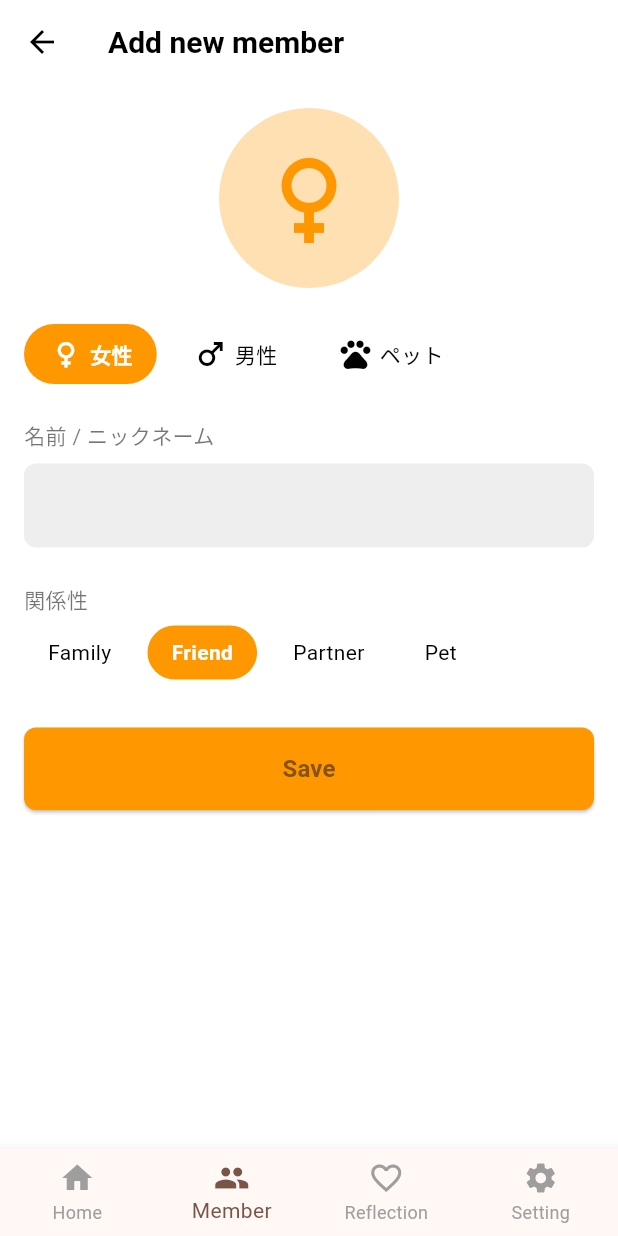
After one commit to dmaruyama-51/secure-base-app-flutter, a Flutter app: the MemberAddPage screen opened by its route, on a phone screen of 412 x 824 dp. The commit adds this screen. Run offline on Flutter 3.47's test engine with Material 3 defaults, Android fonts, the phone set to English and light mode, and no system bars; our stand-ins replace flutter_dotenv, go_router, supabase_flutter; accounts and stored records are empty.

Commit message:
MemberAddPageのたたきを追加

```diff
--- a/lib/models/member.dart
+++ b/lib/models/member.dart
@@ -1,7 +1,13 @@
 class Member {
   final String name;
   final String category;
+  final String gender;
   final String? avatarUrl;
 
-  Member({required this.name, required this.category, this.avatarUrl});
+  Member({
+    required this.name,
+    required this.category,
+    required this.gender,
+    this.avatarUrl,
+  });
 }
--- a/lib/repositories/member_repository.dart
+++ b/lib/repositories/member_repository.dart
@@ -6,10 +6,17 @@ class MemberRepository {
   Future<List<Member>> fetchMembers() async {
     // サンプルデータ
     return [
-      Member(name: 'お母さん', category: 'Family'),
-      Member(name: 'お父さん', category: 'Family'),
-      Member(name: 'たろー', category: 'Friends'),
-      Member(name: 'ももちゃん', category: 'Friends'),
+      Member(name: 'お母さん', category: 'Family', gender: '女性'),
+      Member(name: 'お父さん', category: 'Family', gender: '男性'),
+      Member(name: 'たろー', category: 'Friends', gender: '男性'),
+      Member(name: 'ももちゃん', category: 'Friends', gender: '女性'),
     ];
   }
+
+  /// メンバーを保存する
+  Future<bool> saveMember(Member member) async {
+    // TODO: 実際のデータベースに保存する処理を実装
+    // 現在はダミー実装として成功を返す
+    return true;
+  }
 }
--- a/lib/routes/app_router.dart
+++ b/lib/routes/app_router.dart
@@ -3,6 +3,7 @@ import '../views/login_page.dart';
 import '../views/register_page.dart';
 import '../views/member_list_page.dart';
 import '../views/home_page.dart';
+import '../views/member_add_page.dart';
 
 final GoRouter appRouter = GoRouter(
   initialLocation: '/',
@@ -17,5 +18,9 @@ final GoRouter appRouter = GoRouter(
       path: '/members',
       builder: (context, state) => const MemberListPage(),
     ),
+    GoRoute(
+      path: '/member/add',
+      builder: (context, state) => const MemberAddPage(),
+    ),
   ],
 );
--- /dev/null
+++ b/lib/view_models/member_add_view_model.dart
@@ -0,0 +1,110 @@
+import 'package:flutter/material.dart';
+import '../repositories/member_repository.dart';
+import '../models/member.dart';
+
+class MemberAddViewModel extends ChangeNotifier {
+  // リポジトリの注入
+  final MemberRepository _repository;
+
+  // 状態管理
+  String selectedGender = '女性';
+  String selectedRelation = 'Friend';
+  String? errorMessage;
+  String? successMessage;
+  bool isSaving = false;
+  bool shouldNavigateBack = false;
+
+  // テキスト入力の管理 (Viewからコントローラを移動)
+  final TextEditingController nameController = TextEditingController();
+
+  // コンストラクタでリポジトリの注入と初期値の設定
+  MemberAddViewModel({MemberRepository? repository})
+    : _repository = repository ?? MemberRepository();
+
+  // 性別選択
+  void selectGender(String gender) {
+    selectedGender = gender;
+    notifyListeners();
+  }
+
+  // 関係性選択
+  void selectRelation(String relation) {
+    selectedRelation = relation;
+    notifyListeners();
+  }
+
+  // バリデーション
+  bool _validateInput() {
+    if (nameController.text.trim().isEmpty) {
+      errorMessage = '名前を入力してください';
+      notifyListeners();
+      return false;
+    }
+
+    errorMessage = null;
+    notifyListeners();
+    return true;
+  }
+
+  // メンバー保存処理
+  Future<void> saveMember() async {
+    if (!_validateInput()) {
+      return;
+    }
+
+    try {
+      isSaving = true;
+      notifyListeners();
+
+      // Memberモデルの作成
+      final member = Member(
+        name: nameController.text.trim(),
+        gender: selectedGender,
+        category: selectedRelation,
+      );
+
+      // リポジトリを通じて保存
+      final result = await _repository.saveMember(member);
+
+      if (result) {
+        successMessage = 'メンバーを保存しました';
+        shouldNavigateBack = true;
+      } else {
+        errorMessage = '保存に失敗しました';
+      }
+    } catch (e) {
+      errorMessage = 'エラーが発生しました: ${e.toString()}';
+    } finally {
+      isSaving = false;
+      notifyListeners();
+    }
+  }
+
+  // エラーメッセージと成功メッセージをクリアする
+  void clearMessages() {
+    errorMessage = null;
+    successMessage = null;
+    shouldNavigateBack = false;
+    notifyListeners();
+  }
+
+  // 性別に基づいてアイコンを返す
+  IconData getGenderIcon(String gender) {
+    switch (gender) {
+      case '女性':
+        return Icons.female;
+      case '男性':
+        return Icons.male;
+      case 'ペット':
+        return Icons.pets;
+      default:
+        return Icons.person;
+    }
+  }
+
+  @override
+  void dispose() {
+    nameController.dispose();
+    super.dispose();
+  }
+}
--- /dev/null
+++ b/lib/views/member_add_page.dart
@@ -0,0 +1,259 @@
+import 'package:flutter/material.dart';
+import '../widgets/common/bottom_navigation.dart';
+import '../view_models/member_add_view_model.dart';
+
+class MemberAddPage extends StatefulWidget {
+  const MemberAddPage({Key? key}) : super(key: key);
+
+  @override
+  State<MemberAddPage> createState() => _MemberAddPageState();
+}
+
+class _MemberAddPageState extends State<MemberAddPage> {
+  // ViewModelのインスタンス
+  late MemberAddViewModel _viewModel;
+
+  @override
+  void initState() {
+    super.initState();
+    _viewModel = MemberAddViewModel();
+  }
+
+  @override
+  void dispose() {
+    _viewModel.dispose(); // ViewModelのリソース解放
+    super.dispose();
+  }
+
+  @override
+  Widget build(BuildContext context) {
+    return Scaffold(
+      backgroundColor: Colors.white,
+      appBar: AppBar(
+        backgroundColor: Colors.white,
+        elevation: 0,
+        leading: IconButton(
+          icon: const Icon(Icons.arrow_back, color: Colors.black),
+          onPressed: () => Navigator.of(context).pop(),
+        ),
+        title: const Text(
+          'Add new member',
+          style: TextStyle(
+            color: Colors.black,
+            fontWeight: FontWeight.bold,
+            fontSize: 20,
+          ),
+        ),
+      ),
+      body: AnimatedBuilder(
+        animation: _viewModel,
+        builder: (context, child) {
+          // エラーメッセージの表示
+          if (_viewModel.errorMessage != null) {
+            // エラーメッセージがあればSnackBarで表示
+            WidgetsBinding.instance.addPostFrameCallback((_) {
+              ScaffoldMessenger.of(
+                context,
+              ).showSnackBar(SnackBar(content: Text(_viewModel.errorMessage!)));
+              _viewModel.clearMessages();
+            });
+          }
+
+          // 成功メッセージと画面遷移
+          if (_viewModel.successMessage != null) {
+            WidgetsBinding.instance.addPostFrameCallback((_) {
+              ScaffoldMessenger.of(context).showSnackBar(
+                SnackBar(content: Text(_viewModel.successMessage!)),
+              );
+
+              if (_viewModel.shouldNavigateBack) {
+                Navigator.of(context).pop();
+              }
+
+              _viewModel.clearMessages();
+            });
+          }
+
+          return SingleChildScrollView(
+            padding: const EdgeInsets.all(16.0),
+            child: Column(
+              crossAxisAlignment: CrossAxisAlignment.start,
+              children: [
+                // プロフィール画像（中央に表示）
+                Center(
+                  child: Container(
+                    width: 120,
+                    height: 120,
+                    decoration: BoxDecoration(
+                      shape: BoxShape.circle,
+                      color: Colors.orange.shade100,
+                    ),
+                    child: Center(
+                      child: Icon(
+                        _viewModel.getGenderIcon(_viewModel.selectedGender),
+                        size: 80,
+                        color: Colors.orange,
+                      ),
+                    ),
+                  ),
+                ),
+                const SizedBox(height: 24),
+
+                // 性別選択
+                SingleChildScrollView(
+                  scrollDirection: Axis.horizontal,
+                  child: Row(
+                    children: [
+                      _buildGenderOption('女性'),
+                      const SizedBox(width: 8),
+                      _buildGenderOption('男性'),
+                      const SizedBox(width: 8),
+                      _buildGenderOption('ペット'),
+                    ],
+                  ),
+                ),
+                const SizedBox(height: 24),
+
+                // 名前/ニックネーム入力
+                const Text(
+                  '名前 / ニックネーム',
+                  style: TextStyle(fontSize: 14, color: Colors.black54),
+                ),
+                const SizedBox(height: 8),
+                TextField(
+                  controller: _viewModel.nameController,
+                  decoration: InputDecoration(
+                    filled: true,
+                    fillColor: Colors.grey.shade200,
+                    border: OutlineInputBorder(
+                      borderRadius: BorderRadius.circular(8),
+                      borderSide: BorderSide.none,
+                    ),
+                    errorText: _viewModel.errorMessage,
+                  ),
+                ),
+                const SizedBox(height: 24),
+
+                // 関係性選択
+                const Text(
+                  '関係性',
+                  style: TextStyle(fontSize: 14, color: Colors.black54),
+                ),
+                const SizedBox(height: 8),
+                SingleChildScrollView(
+                  scrollDirection: Axis.horizontal,
+                  child: Row(
+                    children: [
+                      _buildRelationOption('Family'),
+                      const SizedBox(width: 8),
+                      _buildRelationOption('Friend'),
+                      const SizedBox(width: 8),
+                      _buildRelationOption('Partner'),
+                      const SizedBox(width: 8),
+                      _buildRelationOption('Pet'),
+                    ],
+                  ),
+                ),
+                const SizedBox(height: 32),
+
+                // 保存ボタン
+                SizedBox(
+                  width: double.infinity,
+                  child: ElevatedButton(
+                    onPressed: _viewModel.isSaving ? null : _saveMember,
+                    style: ElevatedButton.styleFrom(
+                      backgroundColor: Colors.orange,
+                      padding: const EdgeInsets.symmetric(vertical: 16),
+                      shape: RoundedRectangleBorder(
+                        borderRadius: BorderRadius.circular(8),
+                      ),
+                    ),
+                    child:
+                        _viewModel.isSaving
+                            ? const CircularProgressIndicator(
+                              color: Colors.white,
+                            )
+                            : const Text(
+                              'Save',
+                              style: TextStyle(
+                                fontSize: 16,
+                                fontWeight: FontWeight.bold,
+                              ),
+                            ),
+                  ),
+                ),
+              ],
+            ),
+          );
+        },
+      ),
+      bottomNavigationBar: const BottomNavigation(
+        currentIndex: 1, // memberタブを選択
+      ),
+    );
+  }
+
+  // 性別選択オプションを構築
+  Widget _buildGenderOption(String gender) {
+    final isSelected = _viewModel.selectedGender == gender;
+
+    return GestureDetector(
+      onTap: () {
+        _viewModel.selectGender(gender);
+      },
+      child: Container(
+        padding: const EdgeInsets.symmetric(horizontal: 16, vertical: 8),
+        decoration: BoxDecoration(
+          color: isSelected ? Colors.orange : Colors.white,
+          borderRadius: BorderRadius.circular(20),
+        ),
+        child: Row(
+          children: [
+            Icon(
+              _viewModel.getGenderIcon(gender),
+              color: isSelected ? Colors.white : Colors.black,
+            ),
+            const SizedBox(width: 4),
+            Text(
+              gender,
+              style: TextStyle(
+                color: isSelected ? Colors.white : Colors.black,
+                fontWeight: isSelected ? FontWeight.bold : FontWeight.normal,
+              ),
+            ),
+          ],
+        ),
+      ),
+    );
+  }
+
+  // 関係性選択オプションを構築
+  Widget _buildRelationOption(String relation) {
+    final isSelected = _viewModel.selectedRelation == relation;
+
+    return GestureDetector(
+      onTap: () {
+        _viewModel.selectRelation(relation);
+      },
+      child: Container(
+        padding: const EdgeInsets.symmetric(horizontal: 16, vertical: 8),
+        decoration: BoxDecoration(
+          color: isSelected ? Colors.orange : Colors.white,
+          borderRadius: BorderRadius.circular(20),
+        ),
+        child: Text(
+          relation,
+          style: TextStyle(
+            color: isSelected ? Colors.white : Colors.black,
+            fontWeight: isSelected ? FontWeight.bold : FontWeight.normal,
+          ),
+        ),
+      ),
+    );
+  }
+
+  // メンバー保存処理
+  Future<void> _saveMember() async {
+    await _viewModel.saveMember();
+  }
+}
--- a/lib/views/member_list_page.dart
+++ b/lib/views/member_list_page.dart
@@ -2,6 +2,7 @@ import 'package:flutter/material.dart';
 import '../view_models/member_list_view_model.dart';
 import '../widgets/member_list_item.dart';
 import '../widgets/common/bottom_navigation.dart';
+import 'package:go_router/go_router.dart';
 
 class MemberListPage extends StatefulWidget {
   const MemberListPage({Key? key}) : super(key: key);
@@ -48,10 +49,7 @@ class _MemberListPageState extends State<MemberListPage> {
       floatingActionButton: FloatingActionButton(
         backgroundColor: Colors.orange,
         onPressed: () {
-          // UIのみのため実装は省略、表示だけ行う
-          ScaffoldMessenger.of(
-            context,
-          ).showSnackBar(const SnackBar(content: Text('新しいメンバーを追加します')));
+          GoRouter.of(context).push('/member/add');
         },
         child: const Icon(Icons.add),
       ),
```
